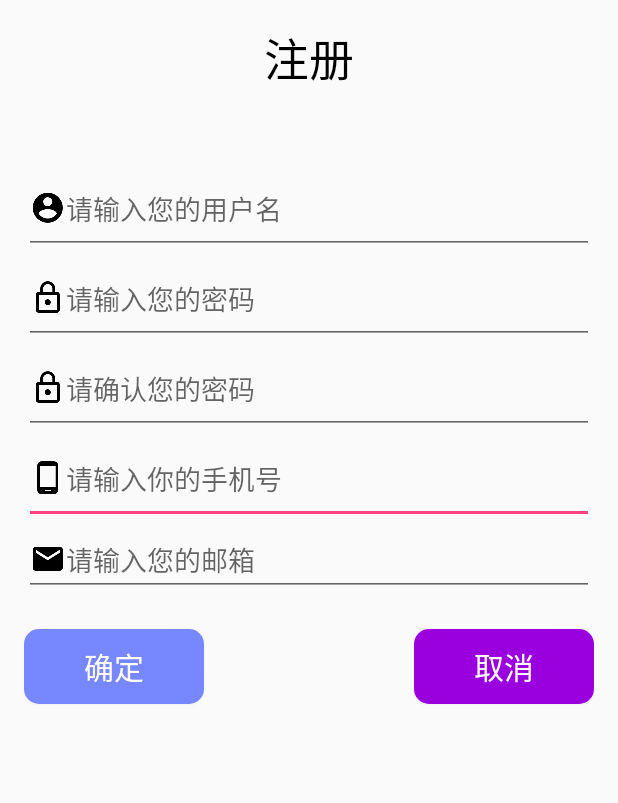
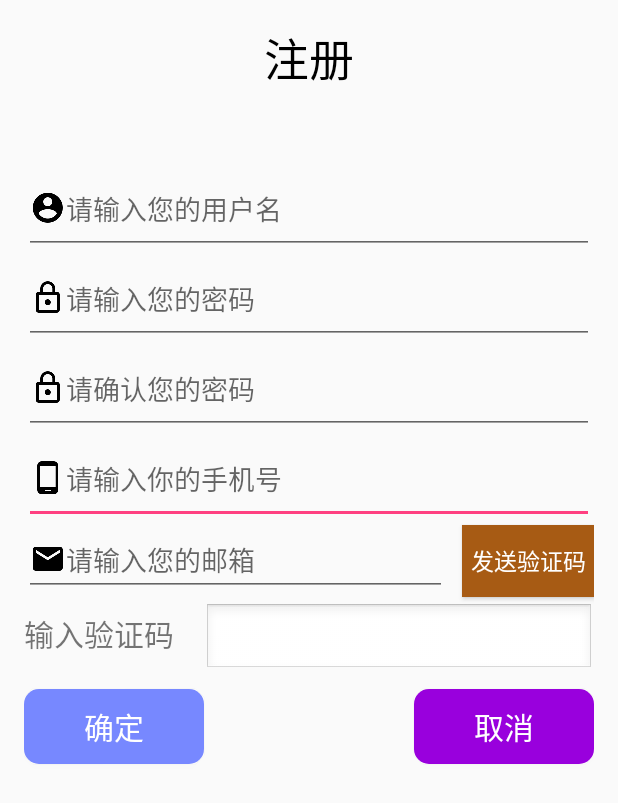
Before and after one commit to AiProgram/TAC-Android, an Android app: the Register screen opened directly, with no data from a screen before it, on a phone screen of 412 x 824 dp. Shown: the top 803 px of the screen. Run offline under Robolectric (Android 15) with nearby library versions, the phone set to English and light mode, and no system bars; libraries missing offline, so code that uses them is left out: com.rengwuxian.materialedittext; plain views replace MaterialEditText; 5 statements that could not run were skipped.

Commit message:
部分界面修改，app背景

```diff
--- a/app/src/main/res/layout/layout_register.xml
+++ b/app/src/main/res/layout/layout_register.xml
@@ -41,7 +41,7 @@
         android:textSize="20dp"
         android:background="@drawable/button_style_sure"
         android:layout_marginTop="22dp"
-        android:layout_below="@+id/et_set_email"
+        android:layout_below="@+id/verification_code_tip"
         android:layout_alignParentStart="true" />
 
     <com.rengwuxian.materialedittext.MaterialEditText
@@ -77,7 +77,7 @@
         android:hint="请输入您的邮箱"
         android:id="@+id/et_set_email"
         android:layout_below="@id/et_set_phone_number"
-        />
+        android:layout_toStartOf="@+id/bt_send_verification_code" />
 
     <com.rengwuxian.materialedittext.MaterialEditText
         android:drawableLeft="@drawable/ic_lock_outline_black_24dp"
@@ -101,5 +101,40 @@
         android:layout_below="@+id/et_set_account"
         android:layout_alignParentStart="true" />
 
+    <Button
+        android:layout_width="wrap_content"
+        android:layout_height="wrap_content"
+        android:text="发送验证码"
+        android:textColor="#ffffff"
+        android:id="@+id/bt_send_verification_code"
+        android:textSize="15dp"
+        android:background="#a75b14"
+        android:layout_marginLeft="10dp"
+        android:layout_alignBaseline="@+id/et_set_email"
+        android:layout_alignBottom="@+id/et_set_email"
+        android:layout_alignParentEnd="true" />
+
+    <TextView
+        android:layout_width="wrap_content"
+        android:layout_height="wrap_content"
+        android:text="输入验证码"
+        android:textSize="20dp"
+        android:id="@+id/verification_code_tip"
+        android:layout_below="@+id/et_set_email"
+        android:layout_alignParentStart="true"
+        android:layout_marginTop="10dp" />
+
+    <EditText
+
+        android:layout_width="wrap_content"
+        android:layout_height="wrap_content"
+        android:id="@+id/et_verification_code"
+        android:gravity="center"
+        android:background="@drawable/edit"
+        android:layout_alignBaseline="@+id/verification_code_tip"
+        android:layout_alignBottom="@+id/verification_code_tip"
+        android:layout_alignParentEnd="true"
+        android:layout_toEndOf="@+id/btn_accept_register" />
+
 
 </RelativeLayout>
--- a/app/src/main/res/layout/layout_reset_password.xml
+++ b/app/src/main/res/layout/layout_reset_password.xml
@@ -75,7 +75,7 @@
         android:layout_height="wrap_content"
         android:id="@+id/et_verification_code"
         android:gravity="center"
-        android:background="@android:drawable/edit_text"
+        android:background="@drawable/edit"
         android:layout_below="@+id/et_email_reset_password"
         android:layout_alignParentEnd="true"
         android:layout_alignStart="@+id/tv_register_title" />
--- a/app/src/main/res/values/colors.xml
+++ b/app/src/main/res/values/colors.xml
@@ -12,4 +12,6 @@
     <color name="acceptGreen">#5EDB00</color>
     <color name="toolbar_background">#4E5B55</color>
     <color name="srlColor">#281F41</color>
+    <color name="gray">#aaaaaa</color>
+
 </resources>
```
